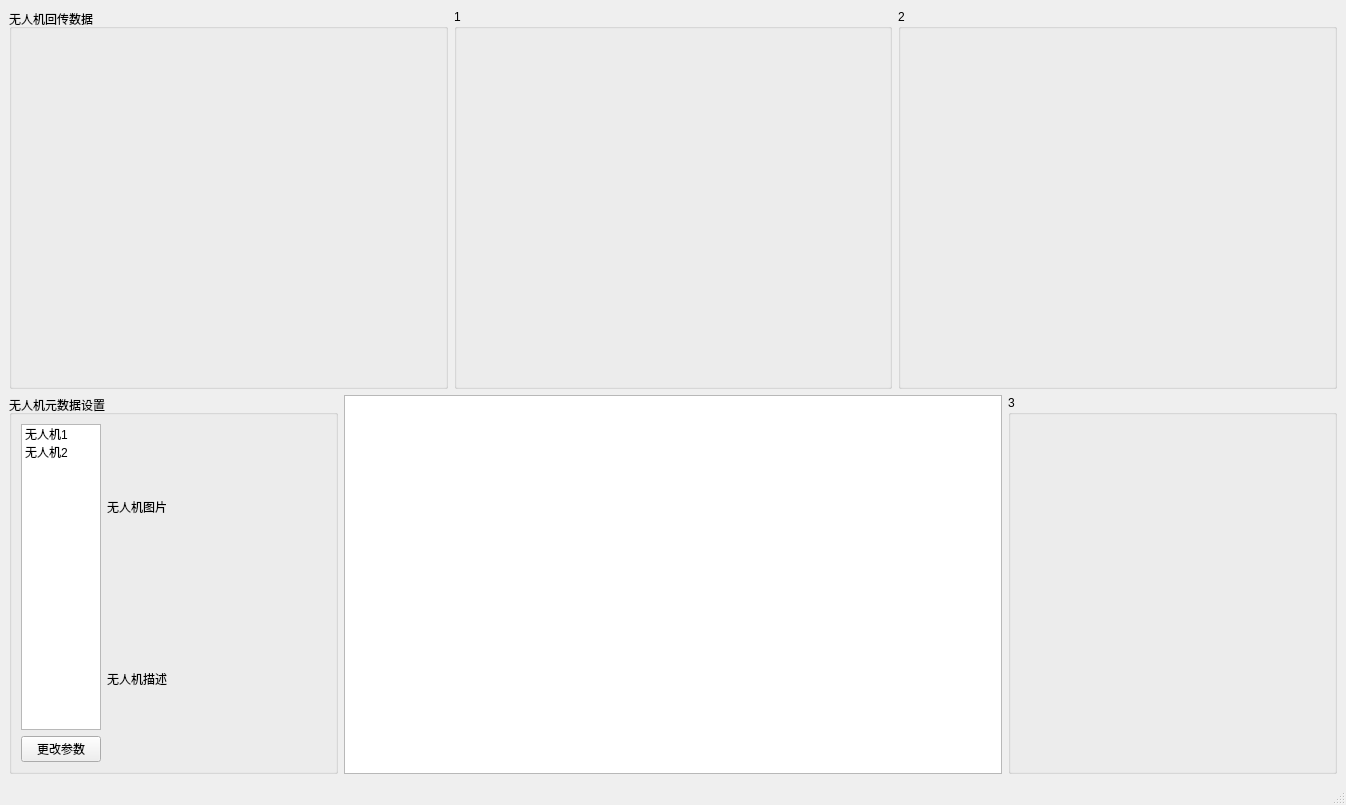
The window that UAV/UAVServer/mainwindow.ui (zt900403/UAV) describes before a commit, drawn with Qt 5.
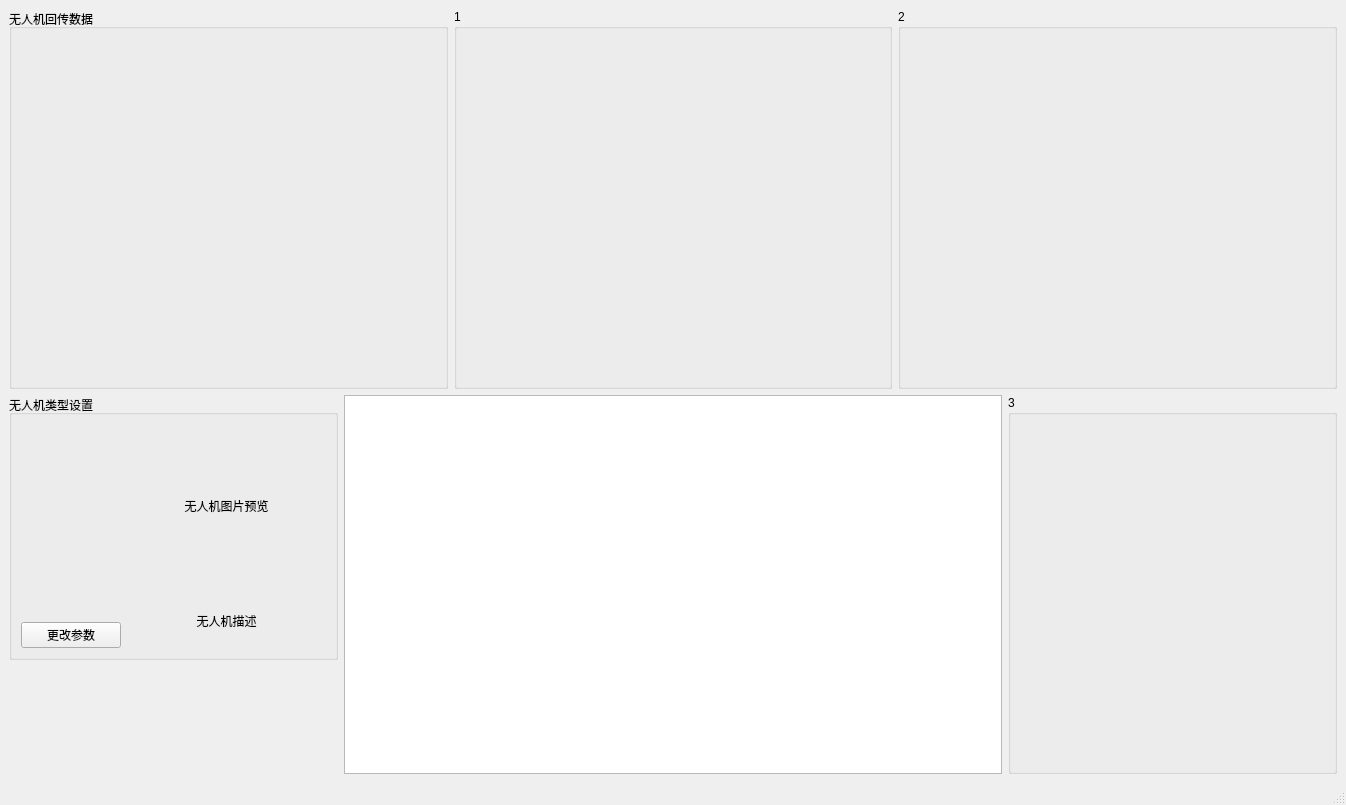
The same window after the commit. Icons and pictures are not drawn. Custom widgets are drawn as their Qt base class.

Diff of the .ui file:
```diff
--- a/UAV/UAVServer/mainwindow.ui
+++ b/UAV/UAVServer/mainwindow.ui
@@ -14,7 +14,7 @@
    <string>MainWindow</string>
   </property>
   <widget class="QWidget" name="centralwidget">
-   <layout class="QVBoxLayout" name="verticalLayout" stretch="1,1">
+   <layout class="QVBoxLayout" name="verticalLayout_4" stretch="1,1">
     <item>
      <layout class="QHBoxLayout" name="horizontalLayout_2">
       <item>
@@ -43,25 +43,23 @@
     <item>
      <layout class="QHBoxLayout" name="horizontalLayout_3" stretch="1,2,1">
       <item>
-       <widget class="QGroupBox" name="groupBox">
+       <layout class="QVBoxLayout" name="verticalLayout">
+        <item>
+         <widget class="QGroupBox" name="uavTypeDataGroup">
         <property name="title">
-         <string>无人机元数据设置</string>
-        </property>
-        <layout class="QHBoxLayout" name="horizontalLayout" stretch="1,3">
+           <string>无人机类型设置</string>
+          </property>
+          <layout class="QHBoxLayout" name="horizontalLayout" stretch="2,4">
          <item>
           <layout class="QVBoxLayout" name="verticalLayout_2">
            <item>
-            <widget class="QListWidget" name="listWidget">
-             <item>
-              <property name="text">
-               <string>无人机1</string>
-              </property>
-             </item>
-             <item>
-              <property name="text">
-               <string>无人机2</string>
-              </property>
-             </item>
+              <widget class="QListWidget" name="uavslistWidget">
+               <property name="styleSheet">
+                <string notr="true">#uavslistWidget {
+	border: none;
+	background-color: transparent;
+}</string>
+               </property>
             </widget>
            </item>
            <item>
@@ -74,11 +72,14 @@
           </layout>
          </item>
          <item>
-          <layout class="QVBoxLayout" name="verticalLayout_3">
+            <layout class="QVBoxLayout" name="verticalLayout_3" stretch="3,1">
            <item>
             <widget class="QLabel" name="label">
              <property name="text">
-              <string>无人机图片</string>
+                <string>无人机图片预览</string>
+               </property>
+               <property name="alignment">
+                <set>Qt::AlignCenter</set>
              </property>
             </widget>
            </item>
@@ -87,12 +88,33 @@
              <property name="text">
               <string>无人机描述</string>
              </property>
+               <property name="alignment">
+                <set>Qt::AlignCenter</set>
+               </property>
+               <property name="wordWrap">
+                <bool>true</bool>
+               </property>
             </widget>
            </item>
           </layout>
          </item>
         </layout>
        </widget>
+        </item>
+        <item>
+         <spacer name="verticalSpacer">
+          <property name="orientation">
+           <enum>Qt::Vertical</enum>
+          </property>
+          <property name="sizeHint" stdset="0">
+           <size>
+            <width>20</width>
+            <height>40</height>
+           </size>
+          </property>
+         </spacer>
+        </item>
+       </layout>
       </item>
       <item>
        <widget class="rOg_image" name="gisView"/>
```
Left out of the diff: 16 changed lines with no effect on the pictures. Lines whose indentation alone changed are shown as unchanged.
